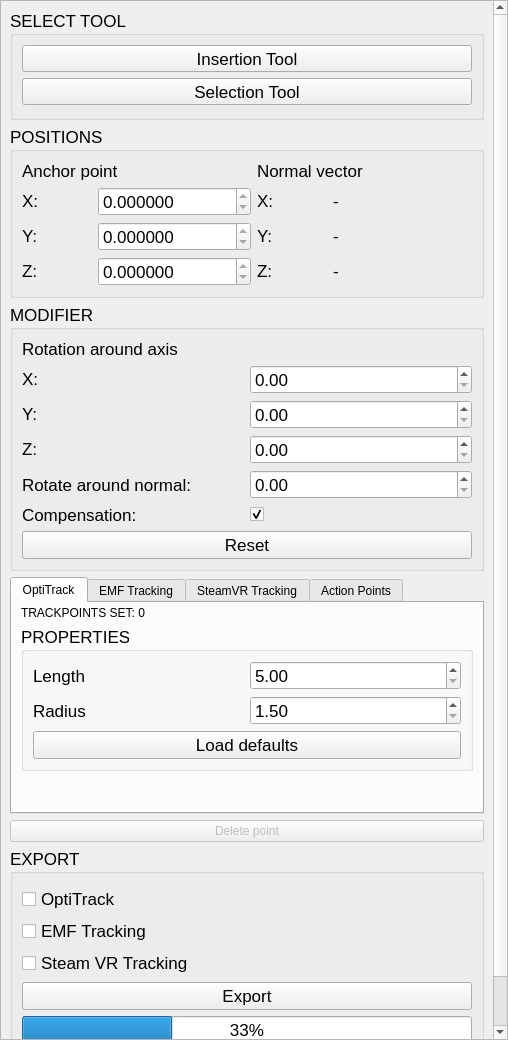
Before: the Qt Designer form trackpoint-app/gui/EditWidget.ui in Dominik-Schoen/TrackItPipe, drawn with Qt 5.
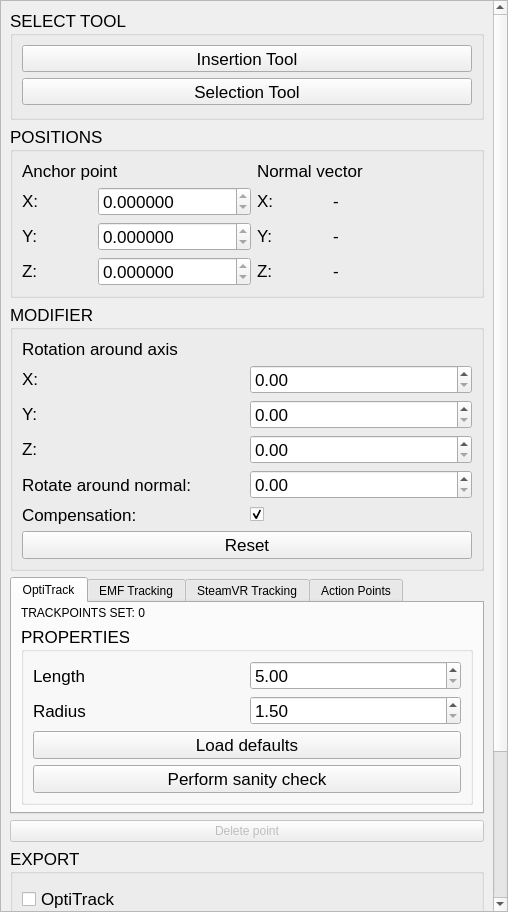
After: the same form once the commit is applied.

Commit message: Implement OptiTrack sanity check (Closes #21)

What changed in the file:
```diff
--- a/trackpoint-app/gui/EditWidget.ui
+++ b/trackpoint-app/gui/EditWidget.ui
@@ -7,7 +7,7 @@
     <x>0</x>
     <y>0</y>
     <width>508</width>
-    <height>1040</height>
+    <height>912</height>
    </rect>
   </property>
   <property name="windowTitle">
@@ -40,7 +40,7 @@
         <x>0</x>
         <y>0</y>
         <width>506</width>
-        <height>1038</height>
+        <height>1035</height>
        </rect>
       </property>
       <layout class="QVBoxLayout" name="verticalLayout_7">
@@ -566,6 +566,13 @@
                 </property>
                </widget>
               </item>
+              <item>
+               <widget class="QPushButton" name="optiTrackSanityCheck">
+                <property name="text">
+                 <string>Perform sanity check</string>
+                </property>
+               </widget>
+              </item>
              </layout>
             </widget>
            </item>
```
Left out of the diff: 7 changed lines with no effect on the pictures. The commit also changes 8 other files.
